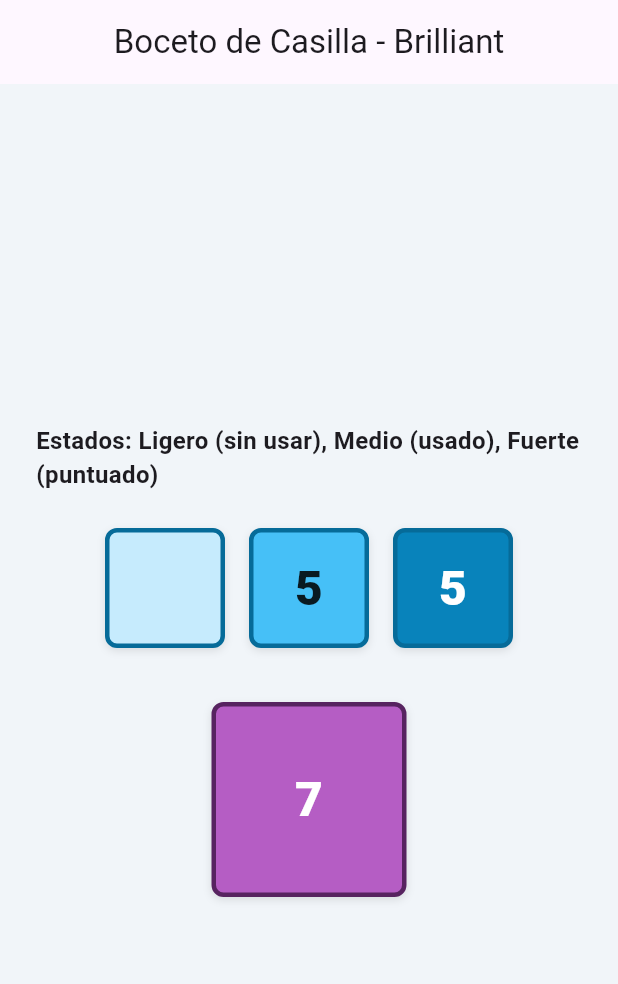
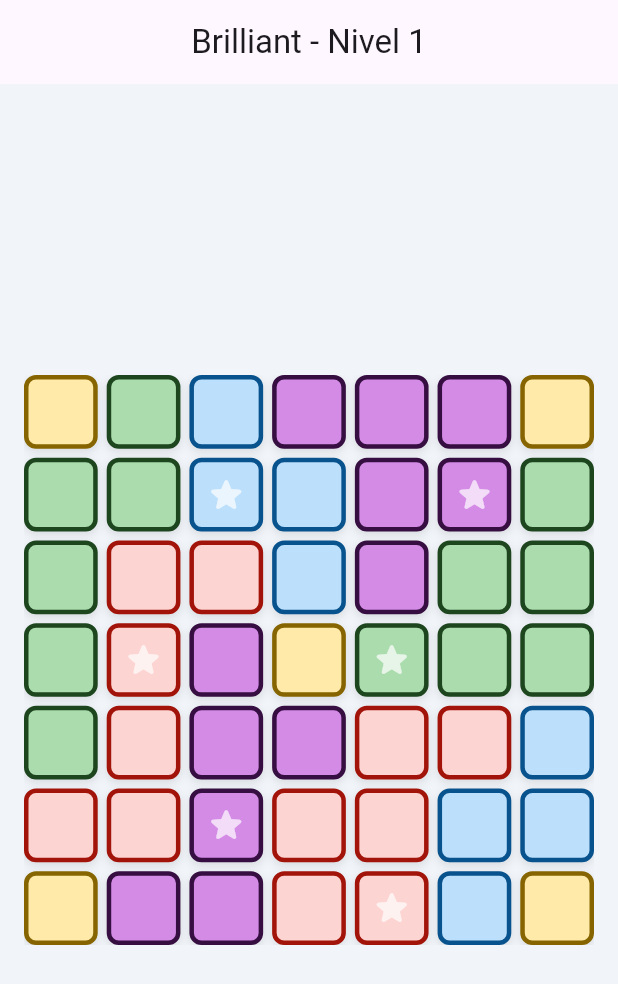
Before and after one commit to fabianMc328/brilliant, a Flutter app: the screen it shows after launch, on a phone screen of 412 x 824 dp. Shown: the top 984 px of the screen. Run offline on Flutter 3.47's test engine with Material 3 defaults, Android fonts, the phone set to English and light mode, and no system bars; our stand-ins replace flutter_bloc.

Commit message:
interfaz de tablero creada.

```diff
--- a/lib/main.dart
+++ b/lib/main.dart
@@ -1,6 +1,5 @@
 import 'package:flutter/material.dart';
-
-import 'casilla_juego.dart';
+import 'pantalla_juego.dart';
 
 void main() {
   runApp(const AplicacionBrilliant());
@@ -13,80 +12,12 @@ class AplicacionBrilliant extends StatelessWidget {
   Widget build(BuildContext context) {
     return MaterialApp(
       debugShowCheckedModeBanner: false,
-      title: 'Boceto de Casilla - Brilliant',
+      title: 'Brilliant',
       theme: ThemeData(
         useMaterial3: true,
         scaffoldBackgroundColor: const Color(0xFFF1F5F9),
       ),
-      home: const PantallaPruebaCasilla(),
+      home: const PantallaJuego(),
     );
   }
 }
-
-class PantallaPruebaCasilla extends StatelessWidget {
-  const PantallaPruebaCasilla({super.key});
-
-  @override
-  Widget build(BuildContext context) {
-    return Scaffold(
-      appBar: AppBar(
-        title: const Text('Boceto de Casilla - Brilliant'),
-        centerTitle: true,
-      ),
-      body: Center(
-        child: SingleChildScrollView(
-          padding: const EdgeInsets.all(24.0),
-          child: Column(
-            mainAxisSize: MainAxisSize.min,
-            children: [
-              const Text(
-                'Estados: Ligero (sin usar), Medio (usado), Fuerte (puntuado)',
-                style: TextStyle(fontSize: 16, fontWeight: FontWeight.bold),
-              ),
-              const SizedBox(height: 24),
-              Wrap(
-                spacing: 16,
-                runSpacing: 16,
-                alignment: WrapAlignment.center,
-                children: const [
-                  SizedBox(
-                    width: 80,
-                    child: CasillaJuego(
-                      colorBase: Color(0xFF29B6F6),
-                      estado: EstadoCasilla.sinUsar,
-                    ),
-                  ),
-                  SizedBox(
-                    width: 80,
-                    child: CasillaJuego(
-                      colorBase: Color(0xFF29B6F6),
-                      estado: EstadoCasilla.usado,
-                      valor: 5,
-                    ),
-                  ),
-                  SizedBox(
-                    width: 80,
-                    child: CasillaJuego(
-                      colorBase: Color(0xFF29B6F6),
-                      estado: EstadoCasilla.puntuado,
-                      valor: 5,
-                    ),
-                  ),
-                ],
-              ),
-              const SizedBox(height: 36),
-              const SizedBox(
-                width: 130,
-                child: CasillaJuego(
-                  colorBase: Color(0xFFAB47BC),
-                  estado: EstadoCasilla.usado,
-                  valor: 7,
-                ),
-              ),
-            ],
-          ),
-        ),
-      ),
-    );
-  }
-}
--- /dev/null
+++ b/lib/pantalla_juego.dart
@@ -0,0 +1,128 @@
+import 'package:flutter/material.dart';
+import 'casilla_juego.dart';
+import 'tipo.dart';
+import 'region.dart';
+
+class PantallaJuego extends StatefulWidget {
+  const PantallaJuego({super.key});
+
+  @override
+  State<PantallaJuego> createState() => _PantallaJuegoState();
+}
+
+class _PantallaJuegoState extends State<PantallaJuego> {
+  late List<List<Color>> coloresTablero;
+
+  // Coordenadas (fila, columna) de las 6 estrellas iniciales
+  final List<Coordenada> casillasIniciales = [
+    const Coordenada(1, 2), // Azul
+    const Coordenada(1, 5), // Morado
+    const Coordenada(3, 1), // Rojo
+    const Coordenada(3, 4), // Verde
+    const Coordenada(5, 2), // Morado
+    const Coordenada(6, 4), // Rojo
+  ];
+
+  // Mapa temporal para guardar los números que pongamos en la UI
+  Map<Coordenada, int> valores = {};
+
+  @override
+  void initState() {
+    super.initState();
+    final colorAmarillo = TipoAmarillo().color;
+    final colorVerde = TipoVerde().color;
+    final colorAzul = TipoAzul().color;
+    final colorMorado = TipoMorado().color;
+    final colorRojo = TipoRojo().color;
+
+    // Mapa de colores basado en el Nivel 1 del juego físico
+    coloresTablero = [
+      [colorAmarillo, colorVerde, colorAzul, colorMorado, colorMorado, colorMorado, colorAmarillo],
+      [colorVerde, colorVerde, colorAzul, colorAzul, colorMorado, colorMorado, colorVerde],
+      [colorVerde, colorRojo, colorRojo, colorAzul, colorMorado, colorVerde, colorVerde],
+      [colorVerde, colorRojo, colorMorado, colorAmarillo, colorVerde, colorVerde, colorVerde],
+      [colorVerde, colorRojo, colorMorado, colorMorado, colorRojo, colorRojo, colorAzul],
+      [colorRojo, colorRojo, colorMorado, colorRojo, colorRojo, colorAzul, colorAzul],
+      [colorAmarillo, colorMorado, colorMorado, colorRojo, colorRojo, colorAzul, colorAmarillo],
+    ];
+  }
+
+  void _alTocarCasilla(Coordenada coord) {
+    if (casillasIniciales.contains(coord)) {
+      setState(() {
+        // Simulamos la inserción de números ciclando del 1 al 6 para probar la UI
+        int valorActual = valores[coord] ?? 0;
+        if (valorActual >= 6) {
+          valores.remove(coord);
+        } else {
+          valores[coord] = valorActual + 1;
+        }
+      });
+    }
+  }
+
+  @override
+  Widget build(BuildContext context) {
+    return Scaffold(
+      appBar: AppBar(
+        title: const Text('Brilliant - Nivel 1'),
+        centerTitle: true,
+      ),
+      body: Center(
+        child: AspectRatio(
+          aspectRatio: 1,
+          child: Padding(
+            padding: const EdgeInsets.all(16.0),
+            child: GridView.builder(
+              physics: const NeverScrollableScrollPhysics(),
+              gridDelegate: const SliverGridDelegateWithFixedCrossAxisCount(
+                crossAxisCount: 7, // 7 columnas
+                crossAxisSpacing: 6.0,
+                mainAxisSpacing: 6.0,
+              ),
+              itemCount: 49, // 7x7 casillas
+              itemBuilder: (context, index) {
+                final fila = index ~/ 7;
+                final columna = index % 7;
+                final coord = Coordenada(fila, columna);
+                final esInicial = casillasIniciales.contains(coord);
+                final valor = valores[coord];
+
+                // Dibujar una estrella si es casilla inicial y no tiene valor aún
+                Widget? contenido;
+                if (esInicial && valor == null) {
+                  contenido = const Icon(
+                    Icons.star_rounded,
+                    color: Colors.white70,
+                    size: 28
+                  );
+                }
+
+                return GestureDetector(
+                  onTap: esInicial ? () => _alTocarCasilla(coord) : null,
+                  child: Stack(
+                    alignment: Alignment.center,
+                    children: [
+                      SizedBox(
+                        width: double.infinity,
+                        height: double.infinity,
+                        child: CasillaJuego(
+                          colorBase: coloresTablero[fila][columna],
+                          estado: valor != null
+                              ? EstadoCasilla.usado
+                              : EstadoCasilla.sinUsar,
+                          valor: valor,
+                        ),
+                      ),
+                      if (contenido != null) contenido,
+                    ],
+                  ),
+                );
+              },
+            ),
+          ),
+        ),
+      ),
+    );
+  }
+}
```
Also changed, not shown: 5 other files.
